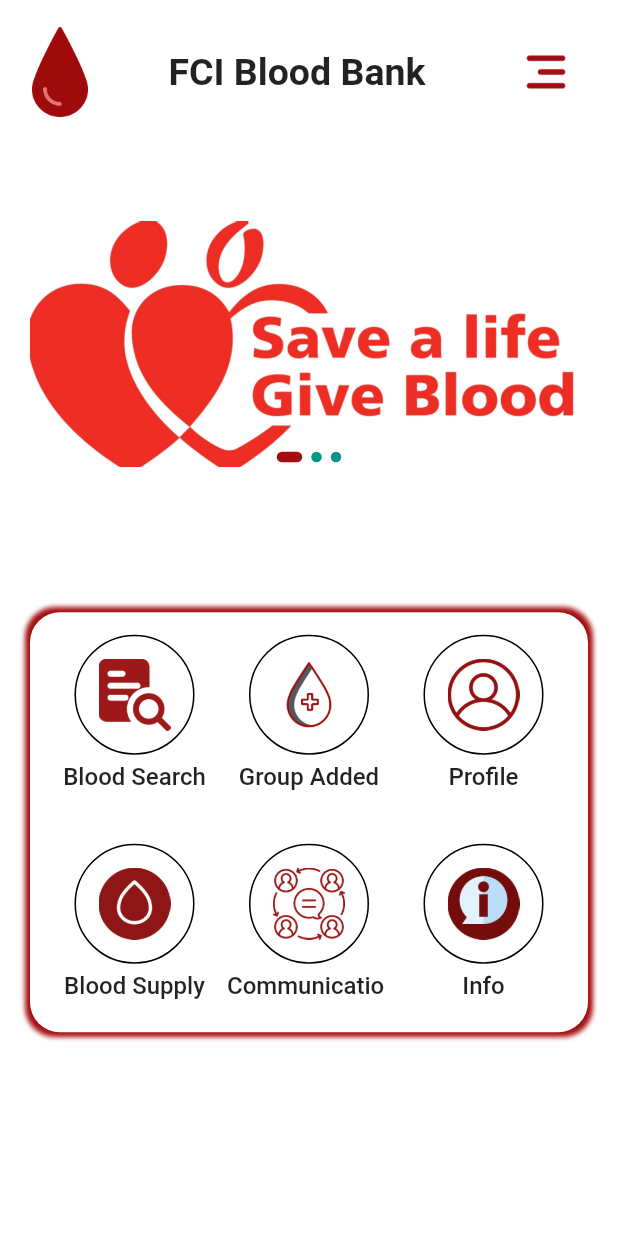
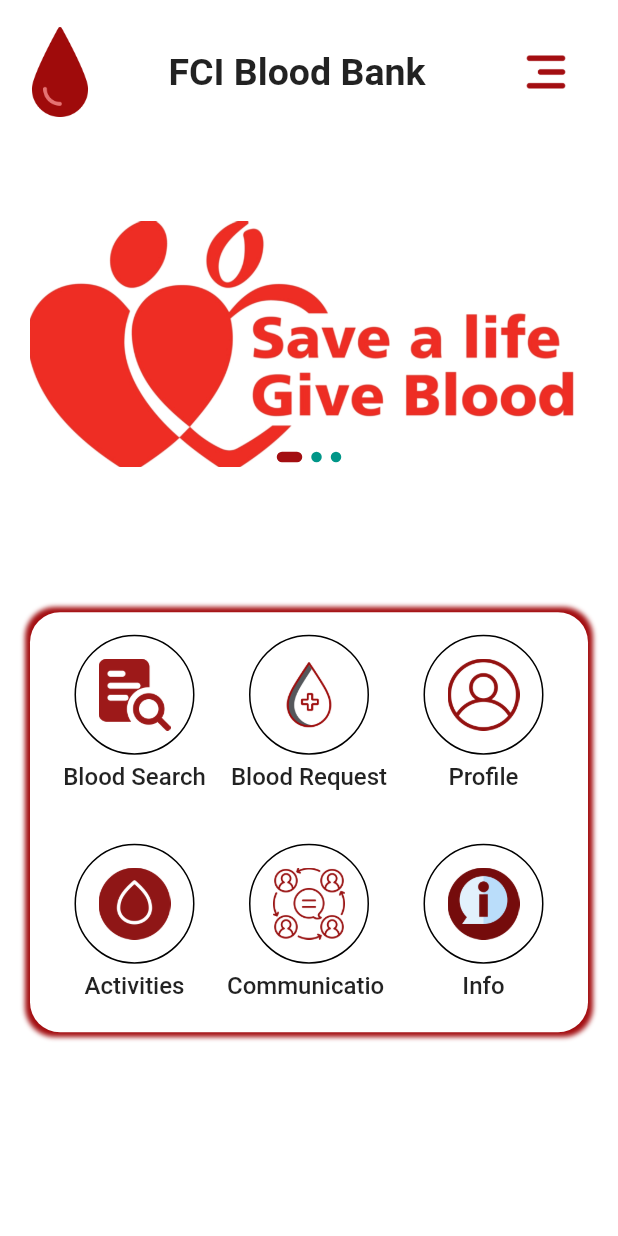
Before and after one commit to Shamim48/Blood_app, a Flutter app: the HomePage screen opened directly, on a phone screen of 412 x 824 dp. Run offline on Flutter 3.47's test engine with Material 2 defaults, Android fonts, the phone set to English and light mode, and no system bars; drawn by our look-alikes of carousel_slider; our stand-ins replace cloud_firestore, curved_navigation_bar, firebase_auth, firebase_core, firebase_database, flutter_easyloading and 2 more; accounts and stored records are empty.

Commit message:
Navigation Bar and Home Menu Name Change

```diff
--- a/lib/screen/home_paage.dart
+++ b/lib/screen/home_paage.dart
@@ -175,9 +175,9 @@ class _HomePageState extends State<HomePage> {
                         mainAxisSpacing:30,
                         children:[
                           Custom_Gridview(image: Image.asset("assets/images/paper.png"), title: "Blood Search", onTab: () => SearchPage()),
-                          Custom_Gridview(image: Image.asset("assets/images/blood.png"), title: "Group Added", onTab: () => SearchPage()),
+                          Custom_Gridview(image: Image.asset("assets/images/blood.png"), title: "Blood Request", onTab: () => SearchPage()),
                           Custom_Gridview(image: Image.asset("assets/images/user.png"), title: "Profile", onTab: () => SearchPage()),
-                          Custom_Gridview(image: Image.asset("assets/images/water-drop.png"), title: "Blood Supply", onTab: () => SearchPage()),
+                          Custom_Gridview(image: Image.asset("assets/images/water-drop.png"), title: "Activities", onTab: () => SearchPage()),
                           Custom_Gridview(image: Image.asset("assets/images/communication.png"), title: "Communication", onTab: () => SearchPage()),
                           Custom_Gridview(image: Image.asset("assets/images/info.png"), title: "Info", onTab: () => SearchPage()),
                         ],
```
